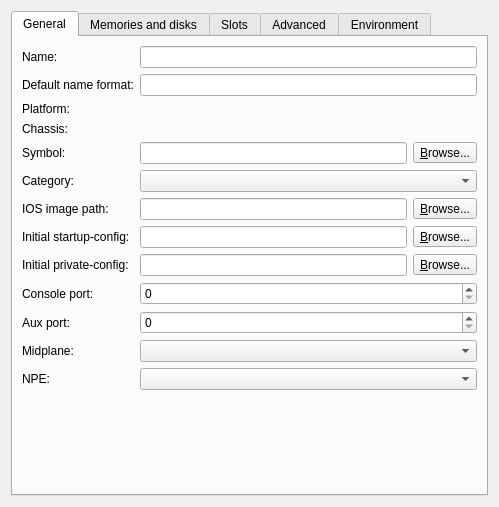
Qt form gns3/modules/dynamips/ui/ios_router_configuration_page.ui (GNS3/gns3-gui) before a commit.
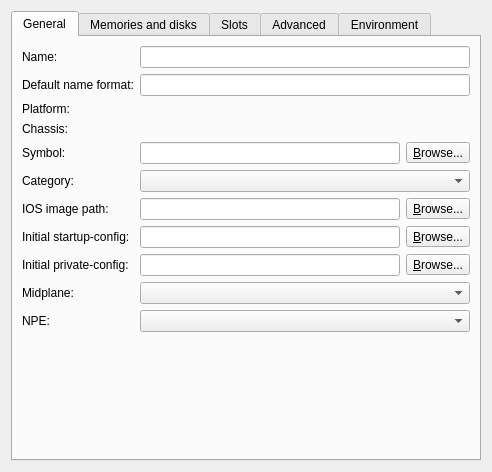
The same form after that commit.

Commit message: Remove manual console port choice. Fixes #1167.

```diff
--- a/gns3/modules/dynamips/ui/ios_router_configuration_page.ui
+++ b/gns3/modules/dynamips/ui/ios_router_configuration_page.ui
@@ -6,8 +6,8 @@
    <rect>
     <x>0</x>
     <y>0</y>
-    <width>499</width>
-    <height>507</height>
+    <width>492</width>
+    <height>472</height>
    </rect>
   </property>
   <property name="windowTitle">
@@ -24,24 +24,7 @@
        <string>General</string>
       </attribute>
       <layout class="QGridLayout" name="gridLayout_2">
-       <item row="10" column="1">
-        <layout class="QHBoxLayout" name="horizontalLayout_6">
-         <item>
-          <widget class="QLineEdit" name="uiPrivateConfigLineEdit"/>
-         </item>
-         <item>
-          <widget class="QToolButton" name="uiPrivateConfigToolButton">
-           <property name="text">
-            <string>&amp;Browse...</string>
-           </property>
-           <property name="toolButtonStyle">
-            <enum>Qt::ToolButtonTextOnly</enum>
-           </property>
-          </widget>
-         </item>
-        </layout>
-       </item>
-       <item row="17" column="1">
+       <item row="15" column="1">
         <spacer>
          <property name="orientation">
           <enum>Qt::Vertical</enum>
@@ -54,16 +37,26 @@
          </property>
         </spacer>
        </item>
+       <item row="10" column="1">
+        <layout class="QHBoxLayout" name="horizontalLayout_6">
+         <item>
+          <widget class="QLineEdit" name="uiPrivateConfigLineEdit"/>
+         </item>
+         <item>
+          <widget class="QToolButton" name="uiPrivateConfigToolButton">
+           <property name="text">
+            <string>&amp;Browse...</string>
+           </property>
+           <property name="toolButtonStyle">
+            <enum>Qt::ToolButtonTextOnly</enum>
+           </property>
+          </widget>
+         </item>
+        </layout>
+       </item>
        <item row="0" column="1">
         <widget class="QLineEdit" name="uiNameLineEdit"/>
        </item>
-       <item row="14" column="0">
-        <widget class="QLabel" name="uiAuxPortLabel">
-         <property name="text">
-          <string>Aux port:</string>
-         </property>
-        </widget>
-       </item>
        <item row="4" column="1">
         <widget class="QLabel" name="uiChassisTextLabel">
          <property name="text">
@@ -78,13 +71,6 @@
          </property>
         </widget>
        </item>
-       <item row="13" column="0">
-        <widget class="QLabel" name="uiConsolePortLabel">
-         <property name="text">
-          <string>Console port:</string>
-         </property>
-        </widget>
-       </item>
        <item row="9" column="1">
         <layout class="QHBoxLayout" name="horizontalLayout_4">
          <item>
@@ -185,7 +171,7 @@
          </property>
         </widget>
        </item>
-       <item row="16" column="1">
+       <item row="14" column="1">
         <widget class="QComboBox" name="uiNPEComboBox">
          <property name="enabled">
           <bool>true</bool>
@@ -198,7 +184,7 @@
          </property>
         </widget>
        </item>
-       <item row="15" column="1">
+       <item row="13" column="1">
         <widget class="QComboBox" name="uiMidplaneComboBox">
          <property name="enabled">
           <bool>true</bool>
@@ -211,7 +197,7 @@
          </property>
         </widget>
        </item>
-       <item row="15" column="0">
+       <item row="13" column="0">
         <widget class="QLabel" name="uiMidplaneLabel">
          <property name="text">
           <string>Midplane:</string>
@@ -228,27 +214,13 @@
        <item row="6" column="1">
         <widget class="QComboBox" name="uiCategoryComboBox"/>
        </item>
-       <item row="16" column="0">
+       <item row="14" column="0">
         <widget class="QLabel" name="uiNPELabel">
          <property name="text">
           <string>NPE:</string>
          </property>
         </widget>
        </item>
-       <item row="13" column="1">
-        <widget class="QSpinBox" name="uiConsolePortSpinBox">
-         <property name="maximum">
-          <number>65535</number>
-         </property>
-        </widget>
-       </item>
-       <item row="14" column="1">
-        <widget class="QSpinBox" name="uiAuxPortSpinBox">
-         <property name="maximum">
-          <number>65535</number>
-         </property>
-        </widget>
-       </item>
        <item row="1" column="1">
         <widget class="QLineEdit" name="uiDefaultNameFormatLineEdit"/>
        </item>
```
The commit also changes 20 other files.
